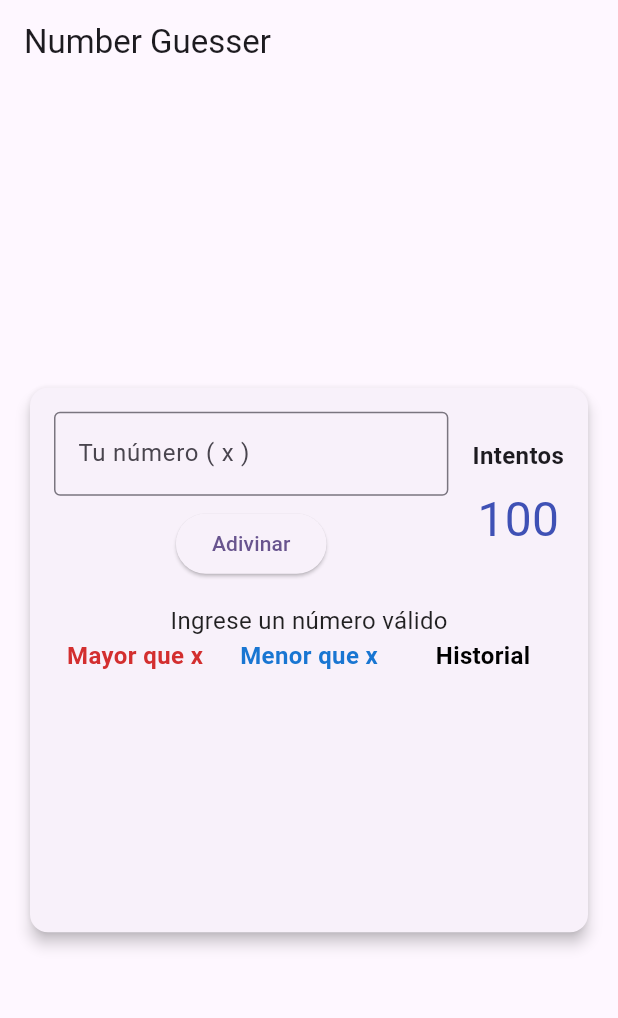
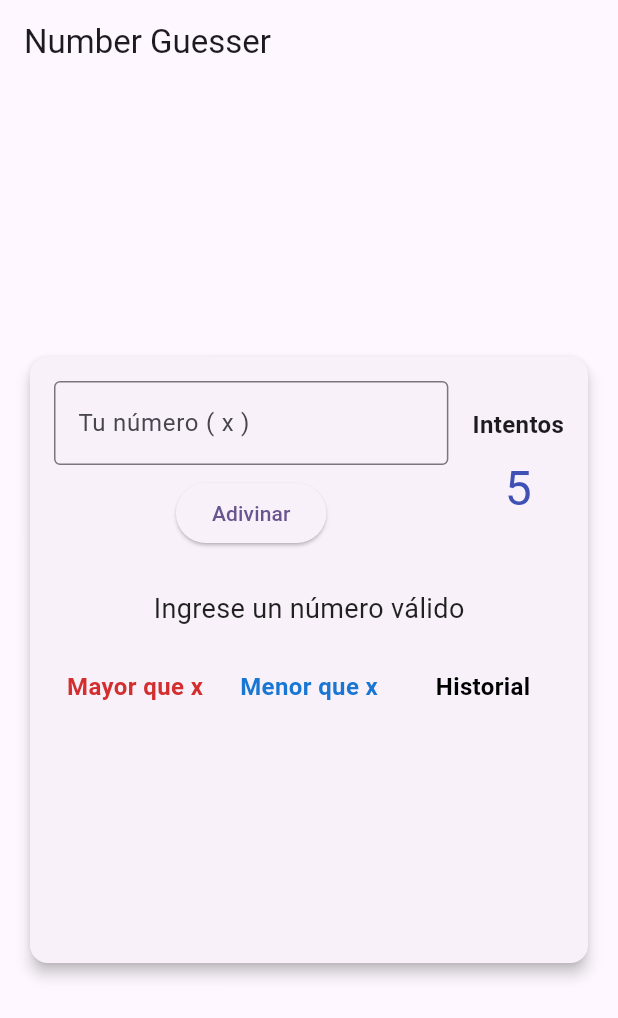
Before and after one commit to RobertoRiveraT/AdivinaElNumero-Desafio-RRT, a Flutter app: the screen it shows after launch, after a tap on "Adivinar", on a phone screen of 412 x 824 dp. Shown: the top 1018 px of the screen. Run offline on Flutter 3.47's test engine with Material 3 defaults, Android fonts, the phone set to English and light mode, and no system bars.

Commit message:
refactor: use map-based difficulty configuration in GameController
- Replaced switch-case logic in `setDifficulty` with a structured difficulty map
- Defined a `difficultyLevels` Map containing maxNumber and maxAttempts for each level
- Centered feedback label and changed size

```diff
--- a/flutter_app_demo/lib/controllers/game_controller.dart
+++ b/flutter_app_demo/lib/controllers/game_controller.dart
@@ -34,30 +34,28 @@ class GameController {
       .map((e) => '${e.number} - ${e.success ? '✔' : '✘'}')
       .toList();
 
-  /// Configura el nivel de dificultad: ajusta rangos y reinicia el juego
+  final Map<String, Map<String, int>> difficultyLevels = {
+    'facil':   {'maxNumber': 10,    'maxAttempts': 5},
+    'medio':   {'maxNumber': 20,    'maxAttempts': 8},
+    'avanzado': {'maxNumber': 100,   'maxAttempts': 15},
+    'extremo': {'maxNumber': 1000,  'maxAttempts': 25},
+  };
+
+  /// Configura el nivel de dificultad desde un mapa predefinido
   void setDifficulty(String level) {
-    switch (level.toLowerCase()) {
-      case 'facil':
-        maxNumber = 10;
-        maxAttempts = 100;
-        break;
-      case 'medio':
-        maxNumber = 20;
-        maxAttempts = 8;
-        break;
-      case 'avanzado':
-        maxNumber = 100;
-        maxAttempts = 15;
-        break;
-      case 'extremo':
-        maxNumber = 1000;
-        maxAttempts = 25;
-        break;
-      default:
-        maxNumber = 10;
-        maxAttempts = 5;
+    final normalizedLevel = level.toLowerCase();
+
+    if (difficultyLevels.containsKey(normalizedLevel)) {
+      final config = difficultyLevels[normalizedLevel]!;
+      maxNumber = config['maxNumber']!;
+      maxAttempts = config['maxAttempts']!;
+    } else {
+      // Valor por defecto
+      maxNumber = 10;
+      maxAttempts = 5;
     }
-    resetGame(); // inicializa secretNumber y remainingAttempts
+
+    resetGame();
   }
 
   // Genera nuevo número secreto y reinicia contadores y listas
--- a/flutter_app_demo/lib/ui/home_screen.dart
+++ b/flutter_app_demo/lib/ui/home_screen.dart
@@ -127,17 +127,19 @@ class _MyHomePageState extends State<MyHomePage> {
                     ],
                   ),
 
-                  const SizedBox(height: 16),
-
                   // === Segunda fila: feedback del resultado ===
-                  Row(
+                  SizedBox(
+                    height: 80, // Aumenta la altura vertical de la fila
+                    child: Center(
+                      // Centra el contenido tanto horizontal como verticalmente
+                      child: Row(
                         mainAxisAlignment: MainAxisAlignment.center,
                         children: [
                           // --- Aquí mostramos el feedback del intento ---
                           Text(
                             _feedback,
                             style: TextStyle(
-                          fontSize: 16,
+                              fontSize: 18,
                               color: _feedback == 'correct'
                                   ? Colors.green
                                   : (_feedback == 'Game over'
@@ -146,6 +148,8 @@ class _MyHomePageState extends State<MyHomePage> {
                             ),
                           ),
                         ],
+                      ),
+                    ),
                   ),
 
                   // === Tercera fila: columnas de historial con altura limitada ===
```
Lines whose indentation alone changed are shown as unchanged.
